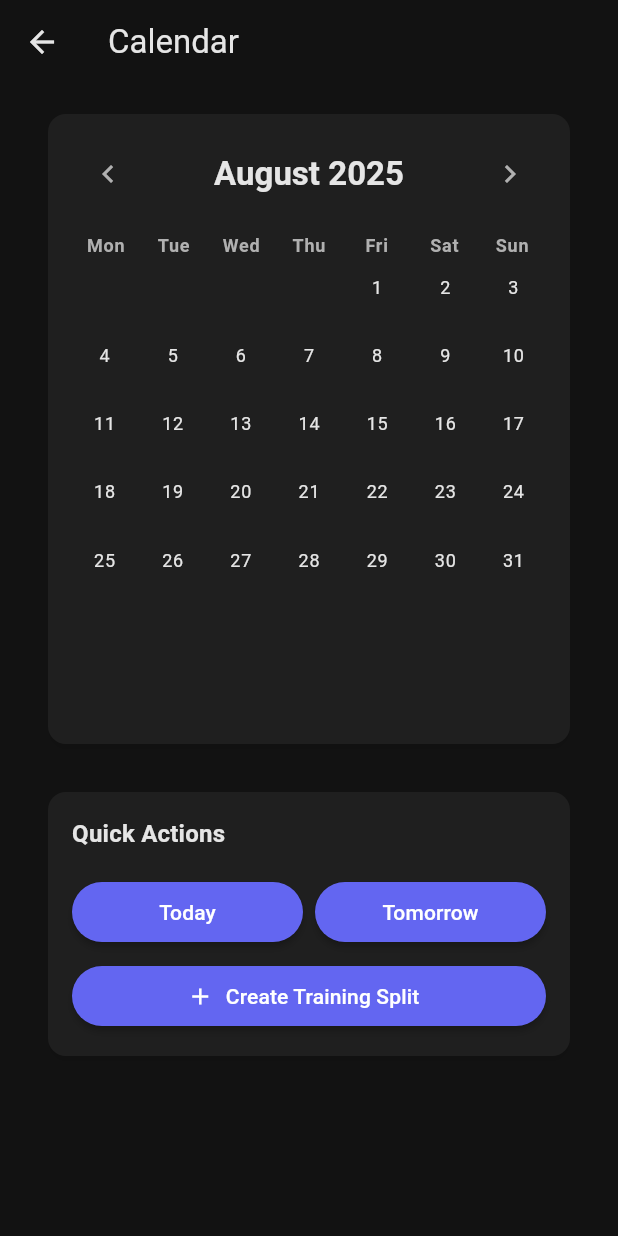
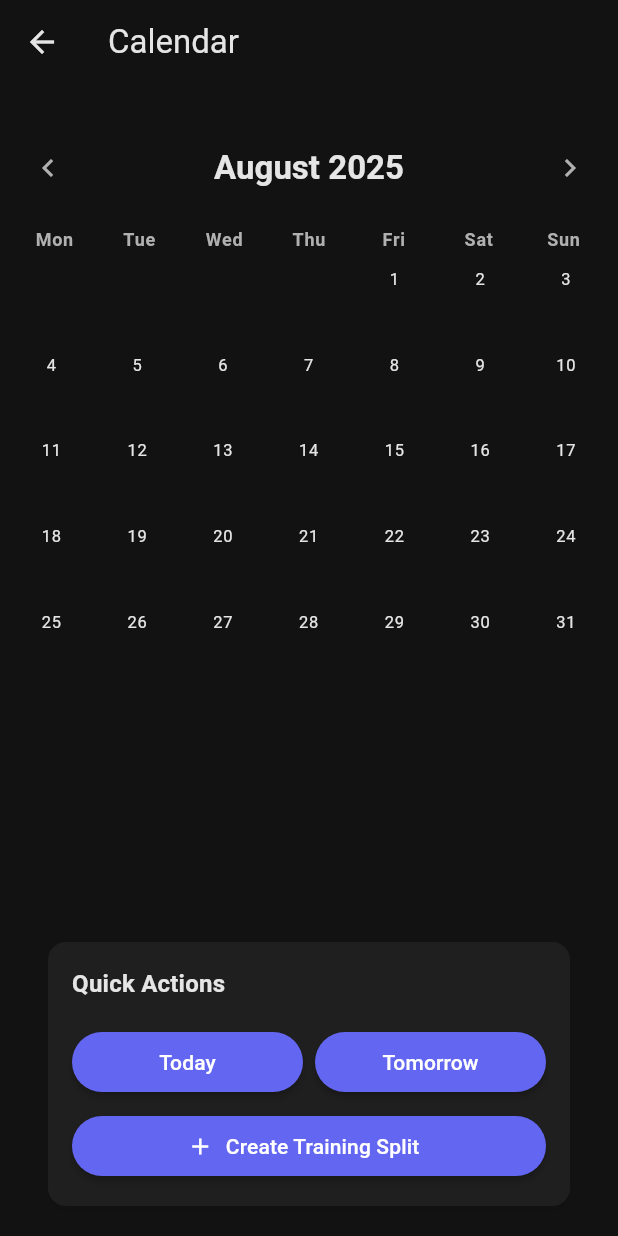
Before and after one commit to xDeZex/universal, a Flutter app: the CalendarScreen screen opened directly, after a tap on the "chevron left" icon, on a phone screen of 412 x 824 dp. Run offline on Flutter 3.47's test engine with Material 3 defaults, Android fonts, the phone set to English and light mode, and no system bars; our stand-ins replace fl_chart, shared_preferences; accounts and stored records are empty.

Commit message:
feat: implement persistent calendar events and full-screen calendar
- Add persistent storage for TrainingSplits and CalendarEvents using SharedPreferences
- Extend StorageService with loadTrainingSplits/saveTrainingSplits and loadCalendarEvents/saveCalendarEvents methods
- Modify TrainingSplitService to auto-load data on initialization and auto-save on all data modifications
- Update CalendarScreen to initialize service and load persisted data on startup
- Make calendar fill entire screen by removing Card wrapper and using Expanded layout
- Display event names as colored text bars like Google Calendar instead of dots
- Center day numbers and make event displays fill full cell width
- Update all related tests to match new layout structure (removed Card expectations)
- All 398 tests pass, ensuring no regressions

Calendar events now persist between app restarts and display in a modern full-screen layout.

🤖 Generated with [Claude Code](https://claude.ai/code)

Co-Authored-By: Claude <noreply@anthropic.com>

```diff
--- a/lib/screens/calendar_screen.dart
+++ b/lib/screens/calendar_screen.dart
@@ -22,29 +22,49 @@ class _CalendarScreenState extends State<CalendarScreen> {
   final TrainingSplitService _trainingSplitService = TrainingSplitService();
 
   @override
+  void initState() {
+    super.initState();
+    _initializeService();
+  }
+
+  void _initializeService() async {
+    await _trainingSplitService.initialize();
+    if (mounted) {
+      setState(() {});
+    }
+  }
+
+  @override
   Widget build(BuildContext context) {
     return Scaffold(
       appBar: _buildAppBar(context),
-      body: SingleChildScrollView(
-        padding: const EdgeInsets.all(16.0),
-        child: Column(
+      body: Column(
         crossAxisAlignment: CrossAxisAlignment.start,
         children: [
-            _buildScreenTitle(context),
-            CalendarDateCard(
+          Padding(
+            padding: const EdgeInsets.all(16.0),
+            child: _buildScreenTitle(context),
+          ),
+          Expanded(
+            child: Padding(
+              padding: const EdgeInsets.symmetric(horizontal: 8.0),
+              child: CalendarDateCard(
                 selectedDate: _selectedDate,
                 onDateChanged: _updateSelectedDate,
                 onDayTap: _showAddEventDialog,
                 trainingSplitService: _trainingSplitService,
               ),
-            const SizedBox(height: 24),
-            QuickActionsCard(
+            ),
+          ),
+          Padding(
+            padding: const EdgeInsets.all(16.0),
+            child: QuickActionsCard(
               onTodayPressed: _selectToday,
               onTomorrowPressed: _selectTomorrow,
               onCreateSplitPressed: _showCreateSplitDialog,
             ),
+          ),
         ],
-        ),
       ),
     );
   }
--- a/lib/services/storage_service.dart
+++ b/lib/services/storage_service.dart
@@ -3,11 +3,15 @@ import 'package:shared_preferences/shared_preferences.dart';
 import '../models/shopping_list.dart';
 import '../models/workout_list.dart';
 import '../models/exercise_history.dart';
+import '../models/training_split.dart';
+import '../models/calendar_event.dart';
 
 class StorageService {
   static const String _shoppingStorageKey = 'shopping_lists';
   static const String _workoutStorageKey = 'workout_lists';
   static const String _exerciseHistoryStorageKey = 'exercise_history';
+  static const String _trainingSplitsStorageKey = 'training_splits';
+  static const String _calendarEventsStorageKey = 'calendar_events';
 
   static Future<List<ShoppingList>> loadShoppingLists() async {
     try {
@@ -92,4 +96,60 @@ class StorageService {
       // Ignore saving errors - data will be retried on next save
     }
   }
+
+  static Future<List<TrainingSplit>> loadTrainingSplits() async {
+    try {
+      final prefs = await SharedPreferences.getInstance();
+      final String? jsonString = prefs.getString(_trainingSplitsStorageKey);
+      if (jsonString != null) {
+        final List<dynamic> jsonList = json.decode(jsonString);
+        return jsonList
+            .map((jsonItem) => TrainingSplit.fromJson(jsonItem as Map<String, dynamic>))
+            .toList();
+      }
+      return [];
+    } catch (e) {
+      return [];
+    }
+  }
+
+  static Future<void> saveTrainingSplits(List<TrainingSplit> trainingSplits) async {
+    try {
+      final prefs = await SharedPreferences.getInstance();
+      final String jsonString = json.encode(
+        trainingSplits.map((split) => split.toJson()).toList(),
+      );
+      await prefs.setString(_trainingSplitsStorageKey, jsonString);
+    } catch (e) {
+      // Ignore saving errors - data will be retried on next save
+    }
+  }
+
+  static Future<List<CalendarEvent>> loadCalendarEvents() async {
+    try {
+      final prefs = await SharedPreferences.getInstance();
+      final String? jsonString = prefs.getString(_calendarEventsStorageKey);
+      if (jsonString != null) {
+        final List<dynamic> jsonList = json.decode(jsonString);
+        return jsonList
+            .map((jsonItem) => CalendarEvent.fromJson(jsonItem as Map<String, dynamic>))
+            .toList();
+      }
+      return [];
+    } catch (e) {
+      return [];
+    }
+  }
+
+  static Future<void> saveCalendarEvents(List<CalendarEvent> calendarEvents) async {
+    try {
+      final prefs = await SharedPreferences.getInstance();
+      final String jsonString = json.encode(
+        calendarEvents.map((event) => event.toJson()).toList(),
+      );
+      await prefs.setString(_calendarEventsStorageKey, jsonString);
+    } catch (e) {
+      // Ignore saving errors - data will be retried on next save
+    }
+  }
 }
--- a/lib/services/training_split_service.dart
+++ b/lib/services/training_split_service.dart
@@ -1,10 +1,46 @@
 import '../models/training_split.dart';
 import '../models/calendar_event.dart';
 import '../utils/id_generator.dart';
+import 'storage_service.dart';
 
 class TrainingSplitService {
   final Map<String, TrainingSplit> _trainingSplits = {};
   final Map<String, CalendarEvent> _calendarEvents = {};
+  bool _isInitialized = false;
+
+  Future<void> initialize() async {
+    if (_isInitialized) return;
+
+    try {
+      // Load training splits
+      final trainingSplits = await StorageService.loadTrainingSplits();
+      for (final split in trainingSplits) {
+        _trainingSplits[split.id] = split;
+      }
+
+      // Load calendar events
+      final calendarEvents = await StorageService.loadCalendarEvents();
+      for (final event in calendarEvents) {
+        _calendarEvents[event.id] = event;
+      }
+
+      _isInitialized = true;
+    } catch (e) {
+      // If loading fails, continue with empty data
+      _isInitialized = true;
+    }
+  }
+
+  Future<void> _saveData() async {
+    if (!_isInitialized) return;
+
+    try {
+      await StorageService.saveTrainingSplits(_trainingSplits.values.toList());
+      await StorageService.saveCalendarEvents(_calendarEvents.values.toList());
+    } catch (e) {
+      // Ignore save errors - will retry on next save
+    }
+  }
 
   List<CalendarEvent> generateCalendarEvents(TrainingSplit split) {
     final events = <CalendarEvent>[];
@@ -72,6 +108,7 @@ class TrainingSplitService {
 
   void addTrainingSplit(TrainingSplit split) {
     _trainingSplits[split.id] = split;
+    _saveData();
   }
 
   TrainingSplit? getTrainingSplit(String id) {
@@ -100,12 +137,16 @@ class TrainingSplitService {
         isActive: false,
       );
       _trainingSplits[id] = deactivatedSplit;
+      _saveData();
     }
   }
 
   void addEvents(List<CalendarEvent> events) {
     for (final event in events) {
       _calendarEvents[event.id] = event;
+    }
+    if (events.isNotEmpty) {
+      _saveData();
     }
   }
 
@@ -139,11 +180,13 @@ class TrainingSplitService {
     if (event != null) {
       final completedEvent = event.copyWith(isCompleted: true);
       _calendarEvents[eventId] = completedEvent;
+      _saveData();
     }
   }
 
   void clearAllData() {
     _trainingSplits.clear();
     _calendarEvents.clear();
+    _saveData();
   }
 }
--- a/lib/widgets/calendar_day_cell.dart
+++ b/lib/widgets/calendar_day_cell.dart
@@ -37,10 +37,14 @@ class CalendarDayCell extends StatelessWidget {
           borderRadius: BorderRadius.circular(8),
         ),
         child: Column(
+          crossAxisAlignment: CrossAxisAlignment.start,
           children: [
             _buildDayNumber(theme),
             Expanded(
-              child: CalendarEventIndicators(events: events),
+              child: Padding(
+                padding: const EdgeInsets.only(top: 2),
+                child: CalendarEventIndicators(events: events),
+              ),
             ),
           ],
         ),
@@ -49,13 +53,16 @@ class CalendarDayCell extends StatelessWidget {
   }
 
   Widget _buildDayNumber(ThemeData theme) {
-    return Padding(
-      padding: const EdgeInsets.all(4.0),
+    return Container(
+      width: double.infinity,
+      padding: const EdgeInsets.fromLTRB(4.0, 2.0, 4.0, 0.0),
       child: Text(
         '${date.day}',
-        style: theme.textTheme.labelMedium?.copyWith(
+        textAlign: TextAlign.center,
+        style: theme.textTheme.labelSmall?.copyWith(
           fontWeight: isSelected || isToday ? FontWeight.bold : FontWeight.normal,
           color: _getDayNumberColor(theme),
+          fontSize: 11,
         ),
       ),
     );
--- a/lib/widgets/monthly_calendar_view.dart
+++ b/lib/widgets/monthly_calendar_view.dart
@@ -37,11 +37,7 @@ class _MonthlyCalendarViewState extends State<MonthlyCalendarView> {
 
   @override
   Widget build(BuildContext context) {
-    return Card(
-      child: Padding(
-        padding: const EdgeInsets.all(16.0),
-        child: Column(
-          mainAxisSize: MainAxisSize.min,
+    return Column(
       children: [
         CalendarMonthHeader(
           currentMonth: _currentMonth,
@@ -51,10 +47,10 @@ class _MonthlyCalendarViewState extends State<MonthlyCalendarView> {
         const SizedBox(height: 16),
         const CalendarWeekdayHeaders(),
         const SizedBox(height: 8),
-            _buildCalendarGrid(context),
+        Expanded(
+          child: _buildCalendarGrid(context),
+        ),
       ],
-        ),
-      ),
     );
   }
 
@@ -71,23 +67,17 @@ class _MonthlyCalendarViewState extends State<MonthlyCalendarView> {
   }
 
   Widget _buildCalendarGrid(BuildContext context) {
-    final weeksNeeded = CalendarUtils.calculateWeeksNeeded(_currentMonth);
     final totalCells = CalendarUtils.calculateTotalCells(_currentMonth);
 
-    return SizedBox(
-      height: weeksNeeded * 60.0, // Fixed height per week
-      child: GridView.builder(
-        shrinkWrap: true,
-        physics: const NeverScrollableScrollPhysics(),
+    return GridView.builder(
       gridDelegate: const SliverGridDelegateWithFixedCrossAxisCount(
         crossAxisCount: 7,
         childAspectRatio: 1.0,
-          mainAxisSpacing: 2,
-          crossAxisSpacing: 2,
+        mainAxisSpacing: 4,
+        crossAxisSpacing: 4,
       ),
       itemCount: totalCells,
       itemBuilder: (context, index) => _buildCalendarCell(context, index),
-      ),
     );
   }
 
```
Also changed, not shown: lib/widgets/calendar_event_indicators.dart (+16 -4 lines), 3 other files. Lines whose indentation alone changed are shown as unchanged.
